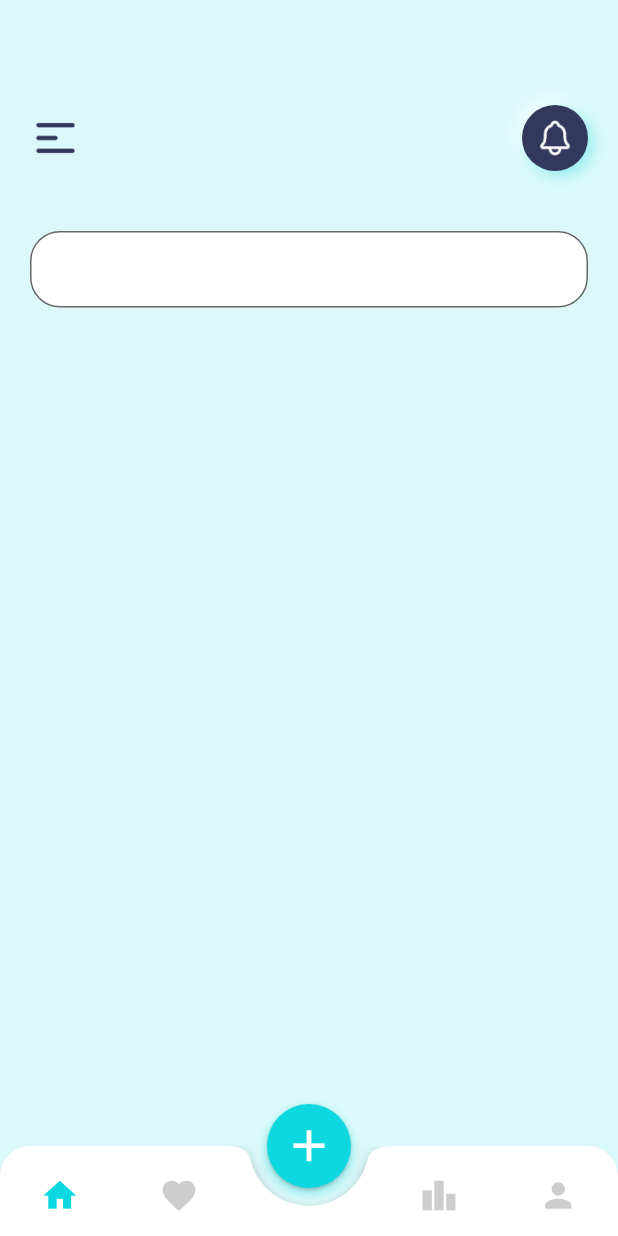
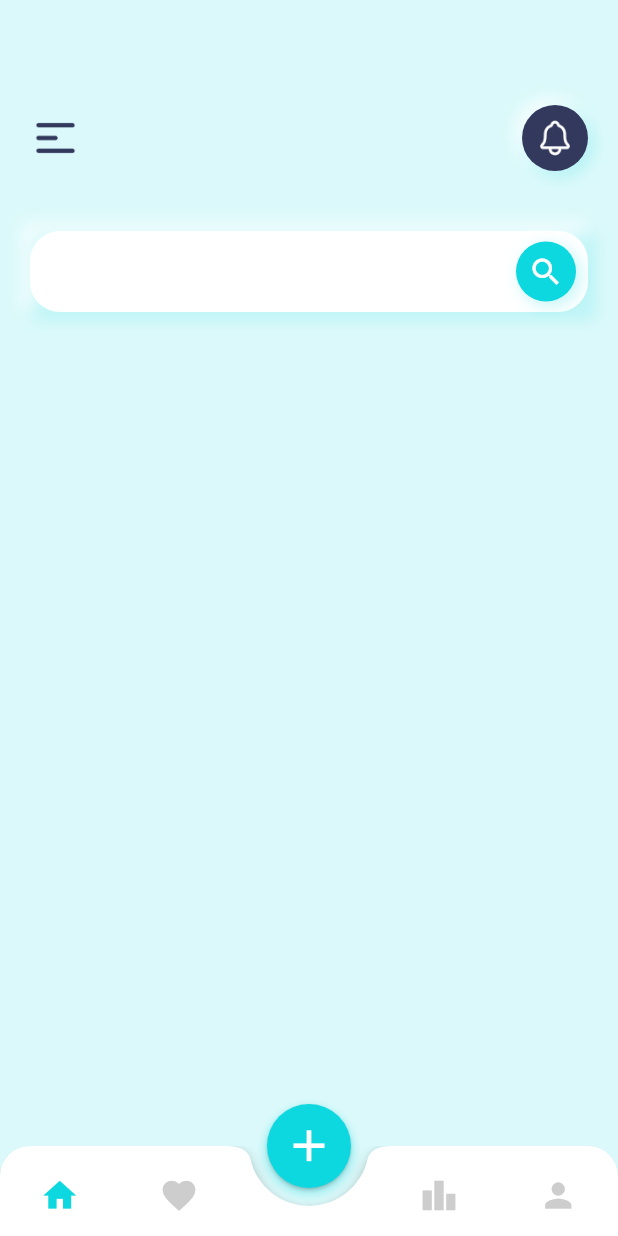
Before and after one commit to JayeshPatil18/GHR-Incog, a Flutter app: the screen it shows after launch, on a phone screen of 412 x 824 dp. Run offline on Flutter 3.47's test engine with Material 2 defaults, Android fonts, the phone set to English and light mode, and no system bars; our stand-ins replace flutter_bloc, font_awesome_flutter.

Commit message:
day start

```diff
--- /dev/null
+++ b/lib/constants/boarder.dart
@@ -0,0 +1,13 @@
+import 'package:review_app/constants/color.dart';
+
+class AppBoarderRadius {
+  static const searchBarRadius = 20.0;
+}
+
+class AppBoarderColor {
+  static const searchBarColor = AppColors.secondaryColor10;
+}
+
+class AppBoarderWidth {
+  static const searchBarWidth = 1.0;
+}
--- a/lib/constants/boarder_radius.dart
+++ /dev/null
@@ -1,3 +0,0 @@
-class AppBoarderRadius {
-  static const searchBarRadius = 20.0;
-}
--- a/lib/constants/color.dart
+++ b/lib/constants/color.dart
@@ -7,3 +7,16 @@ class AppColors {
   static const textColor = Color(0xFF32395D);
   static const iconColor = Color(0xFFCDCDCD);
 }
+
+MaterialColor mainAppColor = const MaterialColor(0xFF0DD8DF, <int, Color>{
+         50: Color(0xFF0DD8DF),
+         100: Color(0xFF0DD8DF),
+         200: Color(0xFF0DD8DF),
+         300: Color(0xFF0DD8DF),
+         400: Color(0xFF0DD8DF),
+         500: Color(0xFF0DD8DF),
+         600: Color(0xFF0DD8DF),
+         700: Color(0xFF0DD8DF),
+         800: Color(0xFF0DD8DF),
+         900: Color(0xFF0DD8DF),
+   });
--- a/lib/constants/shadow_color.dart
+++ b/lib/constants/shadow_color.dart
@@ -2,5 +2,5 @@ import 'package:flutter/material.dart';
 
 class AppShadowColors {
   static const topShadow = Color(0xFFFFFFFF);
-  static const bottomShadow = Color(0x660DD8DF);
+  static const bottomShadow = Color(0x360DD8DF);
 }
--- a/lib/features/reviews/presentation/pages/home.dart
+++ b/lib/features/reviews/presentation/pages/home.dart
@@ -4,8 +4,9 @@ import 'package:flutter/src/widgets/framework.dart';
 import 'package:review_app/constants/color.dart';
 import 'package:review_app/constants/icon_size.dart';
 import 'package:review_app/features/reviews/presentation/widgets/circle_button.dart';
+import 'package:review_app/features/reviews/presentation/widgets/shadow.dart';
 
-import '../../../../constants/boarder_radius.dart';
+import '../../../../constants/boarder.dart';
 import '../../../../utils/fonts.dart';
 
 class HomePage extends StatefulWidget {
@@ -16,6 +17,25 @@ class HomePage extends StatefulWidget {
 }
 
 class _HomePageState extends State<HomePage> {
+  final FocusNode _focusNode = FocusNode();
+  bool _hasFocus = false;
+
+  @override
+  void initState() {
+    super.initState();
+    _focusNode.addListener(() {
+      setState(() {
+        _hasFocus = _focusNode.hasFocus;
+      });
+    });
+  }
+
+  @override
+  void dispose() {
+    _focusNode.dispose();
+    super.dispose();
+  }
+
   @override
   Widget build(BuildContext context) {
     return Scaffold(
@@ -28,20 +48,54 @@ class _HomePageState extends State<HomePage> {
               mainAxisAlignment: MainAxisAlignment.spaceBetween,
               children: [
                 Image.asset('assets/icons/menu.png', height: 34, width: 34),
-                CircleIconContainer(containerColor: AppColors.textColor, containerSize: 44, icon: Image.asset('assets/icons/notification.png', height: AppIconSize.bottomNavBarIcons, width: AppIconSize.bottomNavBarIcons))
+                CircleIconContainer(
+                    containerColor: AppColors.textColor,
+                    containerSize: 44,
+                    icon: Image.asset('assets/icons/notification.png',
+                        height: AppIconSize.bottomNavBarIcons,
+                        width: AppIconSize.bottomNavBarIcons))
               ],
             ),
             SizedBox(height: 40),
-            TextField(
+            Stack(
+              alignment: Alignment.center,
+              children: [
+                Container(
+                  decoration: BoxDecoration(
+                    boxShadow: ContainerShadow.boxShadow
+                  ),
+                  child: TextField(
                   style: textFieldText(),
-              decoration: InputDecoration(
-                contentPadding: EdgeInsets.only(top: 16, bottom: 16, left: 20, right: 20),
-                fillColor: AppColors.primaryColor30,
-                filled: true,
-                border: OutlineInputBorder(
-                  borderRadius: BorderRadius.circular(AppBoarderRadius.searchBarRadius)
+                  focusNode: _focusNode,
+                  decoration: InputDecoration(
+                    contentPadding:
+                        EdgeInsets.only(top: 16, bottom: 16, left: 20, right: 80),
+                    fillColor: AppColors.primaryColor30,
+                    filled: true,
+                    hintText: _hasFocus ? 'Search Products' : null,
+                    hintStyle: hintFieldText(),
+                    border: OutlineInputBorder(
+                      borderRadius: BorderRadius.circular(AppBoarderRadius.searchBarRadius),
+                      borderSide: const BorderSide(
+                                width: 0,
+                                style: BorderStyle.none,
+                              ),
+                    ),
+                    focusedBorder: OutlineInputBorder(
+                      borderRadius: BorderRadius.circular(AppBoarderRadius.searchBarRadius),
+                      borderSide: BorderSide(
+                        width: AppBoarderWidth.searchBarWidth,
+                        color: AppBoarderColor.searchBarColor
+                      )
+                    ),
+                  ),
+              ),
                 ),
-              ),
+              Positioned(
+                  right: 8,
+                  child: CircleIconContainer(icon: const Icon(Icons.search, color: AppColors.primaryColor30), containerColor: AppColors.secondaryColor10, containerSize: 40)
+                ),
+              ],
             ),
           ],
         ),
--- a/lib/features/reviews/presentation/widgets/shadow.dart
+++ b/lib/features/reviews/presentation/widgets/shadow.dart
@@ -8,13 +8,13 @@ class ContainerShadow {
       color: AppShadowColors.topShadow,
       offset: Offset(-3, -3),
       blurRadius: 8,
-      spreadRadius: 0.0,
+      spreadRadius: 1.0,
     ),
     BoxShadow(
       color: AppShadowColors.bottomShadow,
       offset: Offset(3, 3),
       blurRadius: 8,
-      spreadRadius: 0.0,
+      spreadRadius: 1.0,
     ),
   ];
 }
--- a/lib/main.dart
+++ b/lib/main.dart
@@ -24,6 +24,9 @@ class MyApp extends StatelessWidget {
         ChangeNotifierProvider(create: ((context) => BottomNavigationProvider()))
       ],
       child: MaterialApp(
+        theme: ThemeData(
+         primarySwatch: mainAppColor
+      ),
         debugShowCheckedModeBanner: false,
         title: 'Review Products',
         initialRoute: '/',
--- a/lib/utils/fonts.dart
+++ b/lib/utils/fonts.dart
@@ -18,7 +18,12 @@ TextStyle subText(){
   return const TextStyle(fontSize: 16, color: AppColors.textColor);
 }
 
+// In use
+TextStyle hintFieldText(){
+  return const TextStyle(fontSize: 18, color: AppColors.iconColor);
+}
 
+// In use
 TextStyle textFieldText(){
-  return const TextStyle(fontSize: 16, color: AppColors.textColor);
+  return const TextStyle(fontSize: 19, color: AppColors.textColor);
 }
```
